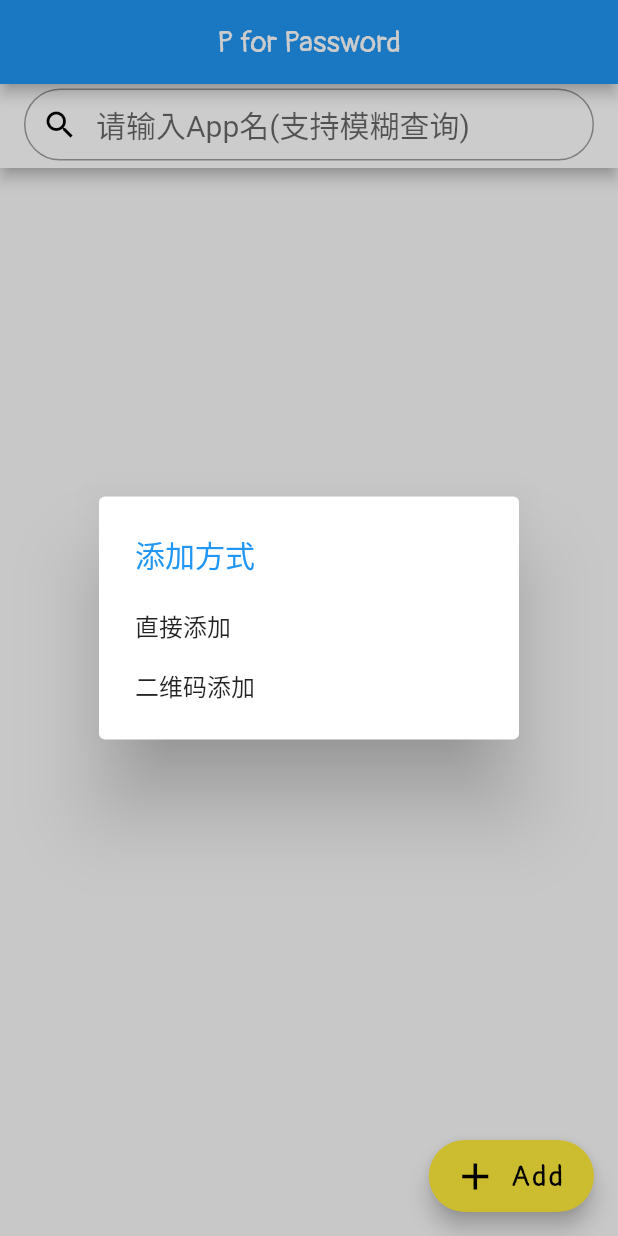
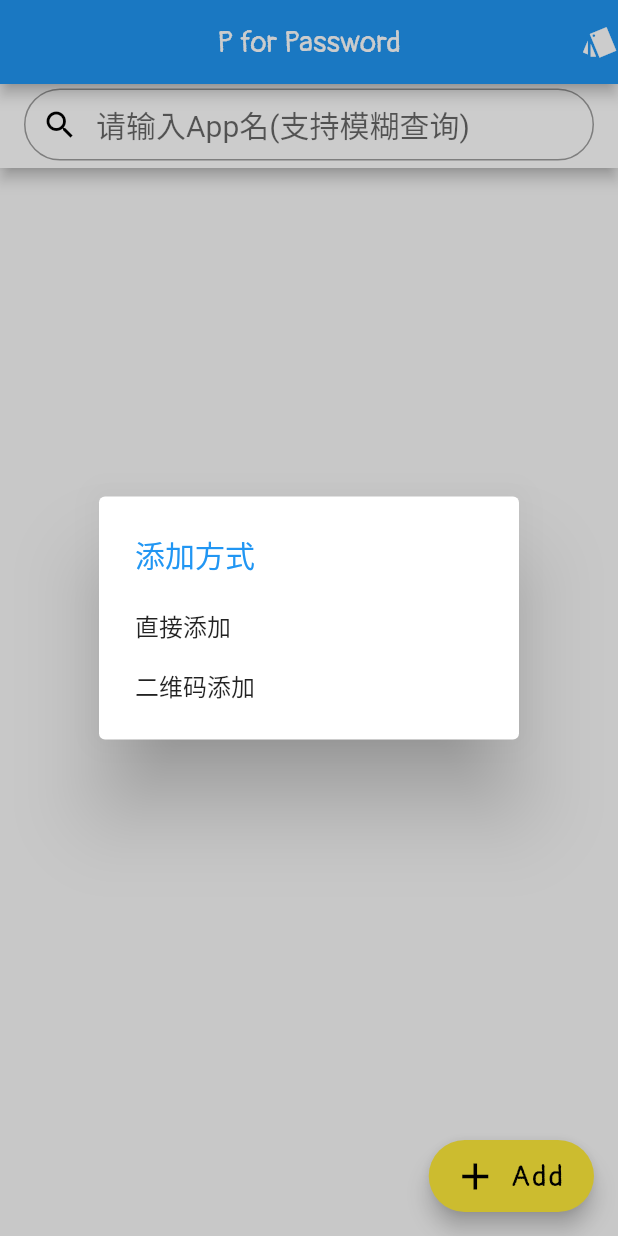
Before and after one commit to guchengxi1994/mobile-apps, a Flutter app: the MainListPage screen opened directly, after a tap on "Add", on a phone screen of 412 x 824 dp. Run offline on Flutter 3.47's test engine with Material 2 defaults, Android fonts, the phone set to English and light mode, and no system bars; our stand-ins replace bloc, dio, equatable, event_bus, flip_card, flutter_bloc and 16 more; missing offline and left inert: gesture_unlock, images_picker, scan; accounts and stored records are empty.

Commit message:
bump to 1.0.4
add a new style of list
pix out of range

```diff
--- a/password_store_app/lib/main.dart
+++ b/password_store_app/lib/main.dart
@@ -20,7 +20,6 @@ main(List<String> args) async {
   runApp(new MaterialApp(
     routes: Routers.routers,
     home: LauchPage(),
-//     home: MainPage(),
-    // home: Draw(),
+    // home: SwiperTest(),
   ));
 }
--- a/password_store_app/lib/pages/main/view/main_list_page.dart
+++ b/password_store_app/lib/pages/main/view/main_list_page.dart
@@ -11,6 +11,8 @@
 part of 'package:password_store_app/pages/main/view/main_page.dart';
 
 class UserDataList extends StatefulWidget {
+  int type;
+  UserDataList({required this.type});
   @override
   _UserDataListState createState() => _UserDataListState();
 }
@@ -19,17 +21,23 @@ class _UserDataListState extends State<UserDataList> {
   final _scrollController = ScrollController();
   late MainBloc _mainBloc;
   final TextEditingController _searchController = TextEditingController();
+  int currentIndex = 0;
+  ScrollController scrollController = ScrollController();
+
+  late int itemCount;
 
   @override
   void initState() {
     super.initState();
     _mainBloc = context.read<MainBloc>();
+    itemCount = _mainBloc.state.userDatas.length;
   }
 
   @override
   void dispose() {
     _scrollController.dispose();
     _searchController.dispose();
+    scrollController.dispose();
     super.dispose();
   }
 
@@ -42,7 +50,8 @@ class _UserDataListState extends State<UserDataList> {
           backgroundColor: Colors.white,
           title: buildSearchBar(),
         ),
-        body: ListView.builder(
+        body: widget.type == 0
+            ? ListView.builder(
                 controller: _scrollController,
                 itemCount: state.userDatas.length,
                 itemBuilder: (BuildContext context, int index) {
@@ -53,7 +62,66 @@ class _UserDataListState extends State<UserDataList> {
                       child: Text("无更多"),
                     );
                   }
+                })
+            : SingleChildScrollView(
+                child: Column(
+                  mainAxisAlignment: MainAxisAlignment.start,
+                  children: [
+                    Container(
+                      height: 500,
+                      width: CommonUtil.screenW(),
+                      child: Swiper(
+                        key: UniqueKey(),
+                        itemCount: state.userDatas.length,
+                        viewportFraction: 0.7,
+                        scale: 0.9,
+                        index: currentIndex,
+                        itemBuilder: (context, index) {
+                          return UserDataWidget(index);
+                        },
+                        onIndexChanged: (index) {
+                          // setState(() {
+                          //   currentIndex = index;
+                          // });
+                          currentIndex = index;
+                          scrollController.animateTo(currentIndex * 50,
+                              duration: Duration(milliseconds: 100),
+                              curve: Curves.easeOut);
+                        },
+                      ),
+                    ),
+                    Container(
+                      // margin: EdgeInsets.only(top: 100),
+                      alignment: Alignment.center,
+                      height: 50,
+                      width: CommonUtil.screenW(),
+                      child: ListView.builder(
+                          controller: scrollController,
+                          key: UniqueKey(),
+                          scrollDirection: Axis.horizontal,
+                          itemCount: state.userDatas.length,
+                          itemBuilder: (BuildContext context, int index) {
+                            return InkWell(
+                              onTap: () {
+                                setState(() {
+                                  currentIndex = index;
+                                });
+                              },
+                              child: Container(
+                                height: 50,
+                                width: 50,
+                                margin: EdgeInsets.only(left: 20, right: 20),
+                                color: Colors.grey,
+                                child: new Center(
+                                  child: new Text("$index"),
+                                ),
+                              ),
+                            );
                           }),
+                    ),
+                  ],
+                ),
+              ),
         floatingActionButton: FloatingActionButton.extended(
           icon: Icon(
             Icons.add,
@@ -69,13 +137,6 @@ class _UserDataListState extends State<UserDataList> {
             ),
           ),
           onPressed: () async {
-            // UserData result = await Navigator.of(context)
-            //     .pushNamed(Routers.createUserData) as UserData;
-
-            // if (result != null) {
-            //   _mainBloc.add(DataAdded(userData: result));
-            // }
-
             var result = await showCupertinoDialog(
                 context: context,
                 builder: (context) {
--- a/password_store_app/lib/pages/main/view/main_page.dart
+++ b/password_store_app/lib/pages/main/view/main_page.dart
@@ -14,6 +14,7 @@ import 'dart:io';
 import 'package:flutter/cupertino.dart';
 import 'package:flutter/material.dart';
 import 'package:flutter/widgets.dart';
+import 'package:flutter_swiper/flutter_swiper.dart';
 import 'package:fluttertoast/fluttertoast.dart';
 import 'package:local_auth/local_auth.dart';
 import 'package:modal_progress_hud/modal_progress_hud.dart';
@@ -43,13 +44,25 @@ class MainListPage extends StatelessWidget {
   Widget build(BuildContext context) {
     return Scaffold(
       appBar: AppBar(
+        actions: [
+          Container(
+            child: InkWell(
+              child: Icon(Icons.style_sharp),
+            ),
+          ),
+        ],
         centerTitle: true,
         title: Text("P for Password",
             style: TextStyle(color: Colors.white, fontFamily: "Pangolin")),
       ),
       body: BlocProvider(
-        create: (_) => MainBloc()..add(DataFetched()),
-        child: UserDataList(),
+        // create: (_) => MainBloc()..add(DataFetched()),
+        create: (BuildContext context) {
+          return MainBloc()..add(DataFetched());
+        },
+        child: UserDataList(
+          type: 1,
+        ),
       ),
       // body: UserDataList(),
     );
--- a/password_store_app/pubspec.yaml
+++ b/password_store_app/pubspec.yaml
@@ -15,7 +15,7 @@ publish_to: 'none' # Remove this line if you wish to publish to pub.dev
 # In iOS, build-name is used as CFBundleShortVersionString while build-number used as CFBundleVersion.
 # Read more about iOS versioning at
 # https://developer.apple.com/library/archive/documentation/General/Reference/InfoPlistKeyReference/Articles/CoreFoundationKeys.html
-version: 1.0.3+6
+version: 1.0.4+6
 
 environment:
   sdk: ">=2.12.0 <3.0.0"
@@ -57,6 +57,7 @@ dependencies:
   qr_flutter: ^4.0.0
   scan: ^1.4.3
   images_picker: ^1.2.1
+  flutter_swiper: ^1.1.6
 
 dev_dependencies:
   flutter_test:
```
Also changed, not shown: password_store_app/lib/pages/main/widget/list_tile_component_bloc.dart (+8 -5 lines), 1 other file. Lines whose indentation alone changed are shown as unchanged.
